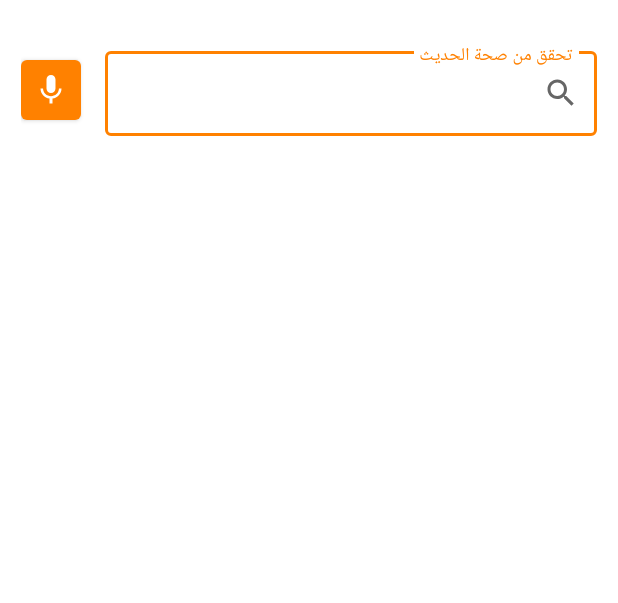
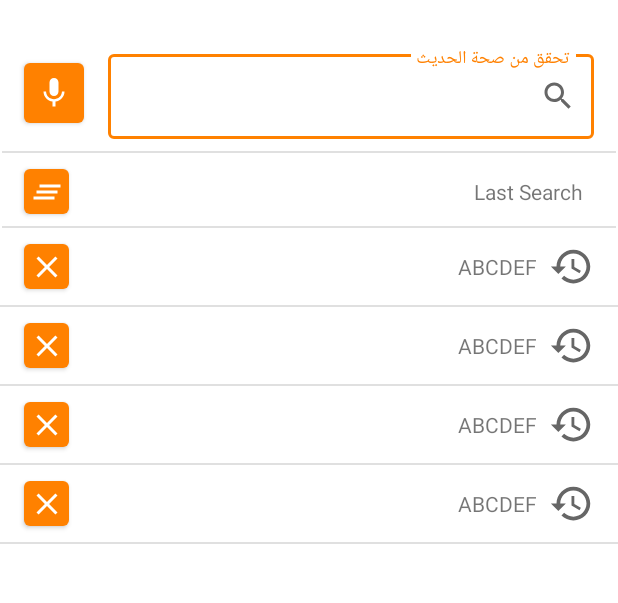
Before and after one commit to ihfazhillah/SimpleDorar, an Android app: the screen it shows after launch (MainActivity), on a phone screen of 412 x 824 dp, the part 62-665 px from its top. Run offline under Robolectric (Android 15) with nearby library versions, the phone set to English and light mode, and no system bars; our stand-ins replace data binding; Roboto replaces fonts that are not available here.

Commit message:
display list history

```diff
--- a/app/build.gradle
+++ b/app/build.gradle
@@ -2,6 +2,7 @@ plugins {
     id 'com.android.application'
     id 'kotlin-android'
     id 'kotlin-kapt'
+    id 'kotlin-android-extensions'
 }
 
 android {
@@ -9,8 +10,8 @@ android {
 
     defaultConfig {
         applicationId "com.ihfazh.simpledorar"
-        minSdkVersion 16
-        targetSdkVersion 30
+        minSdkVersion 28
+        targetSdkVersion 31
         versionCode 120
         versionName "1.1"
 
--- /dev/null
+++ b/app/src/main/java/com/ihfazh/simpledorar/binding.kt
@@ -0,0 +1,20 @@
+package com.ihfazh.simpledorar
+
+import android.view.View
+import androidx.databinding.BindingAdapter
+import com.ihfazh.simpledorar.search.SearchState
+
+@BindingAdapter("visibilityCondition")
+fun setVisibilityByState(view: View, state: SearchState){
+    val visibilityMap = mapOf(
+        SearchState.HasHistory to R.id.search_history
+    )
+
+    val shouldVisibleId =  visibilityMap[state]
+    view.visibility = if (shouldVisibleId == view.id){
+        View.VISIBLE
+    } else {
+        View.INVISIBLE
+    }
+
+}
--- /dev/null
+++ b/app/src/main/java/com/ihfazh/simpledorar/data/LocalSearchRepository.kt
@@ -0,0 +1,16 @@
+package com.ihfazh.simpledorar.data
+
+import com.ihfazh.simpledorar.search.SearchQuery
+
+class LocalSearchRepository : SearchRepositoryInterface {
+    private var queries = listOf(
+        SearchQuery(1, "ABCDEF", 123),
+        SearchQuery(2, "ABCDEF", 124),
+        SearchQuery(3, "ABCDEF", 125),
+        SearchQuery(4, "ABCDEF", 126),
+    )
+
+    override suspend fun getHistoriesWithLimit(start: Int, limit: Int): List<SearchQuery> {
+        return queries
+    }
+}
--- /dev/null
+++ b/app/src/main/java/com/ihfazh/simpledorar/data/SearchRepositoryInterface.kt
@@ -0,0 +1,8 @@
+package com.ihfazh.simpledorar.data
+
+import com.ihfazh.simpledorar.search.SearchQuery
+import kotlinx.coroutines.flow.Flow
+
+interface SearchRepositoryInterface {
+    suspend fun getHistoriesWithLimit(start: Int = 0, limit: Int = 0): List<SearchQuery>
+}
--- a/app/src/main/java/com/ihfazh/simpledorar/search/SearchFragment.kt
+++ b/app/src/main/java/com/ihfazh/simpledorar/search/SearchFragment.kt
@@ -1,60 +1,92 @@
 package com.ihfazh.simpledorar.search
 
 import android.os.Bundle
+import android.text.TextWatcher
+import android.util.Log
 import androidx.fragment.app.Fragment
 import android.view.LayoutInflater
 import android.view.View
 import android.view.ViewGroup
+import androidx.core.widget.doAfterTextChanged
+import androidx.fragment.app.activityViewModels
+import androidx.recyclerview.widget.LinearLayoutManager
 import com.ihfazh.simpledorar.R
+import com.ihfazh.simpledorar.databinding.FragmentSearchBinding
+import kotlinx.android.synthetic.main.view_search_history.view.*
 
-// TODO: Rename parameter arguments, choose names that match
-// the fragment initialization parameters, e.g. ARG_ITEM_NUMBER
-private const val ARG_PARAM1 = "param1"
-private const val ARG_PARAM2 = "param2"
+class SearchFragment : Fragment() {
+    private val viewModel: SearchViewModel by activityViewModels()
+    private lateinit var viewBinding : FragmentSearchBinding
+    private lateinit var searchQueryRVAdapter: SearchQueryRecyclerViewAdapter
 
-/**
- * A simple [Fragment] subclass.
- * Use the [SearchFragment.newInstance] factory method to
- * create an instance of this fragment.
- */
-class SearchFragment : Fragment() {
-    // TODO: Rename and change types of parameters
-    private var param1: String? = null
-    private var param2: String? = null
+    override fun onViewCreated(view: View, savedInstanceState: Bundle?) {
+        super.onViewCreated(view, savedInstanceState)
 
-    override fun onCreate(savedInstanceState: Bundle?) {
-        super.onCreate(savedInstanceState)
-        arguments?.let {
-            param1 = it.getString(ARG_PARAM1)
-            param2 = it.getString(ARG_PARAM2)
+        searchQueryRVAdapter = SearchQueryRecyclerViewAdapter()
+
+        viewBinding.apply {
+            searchTextInput.doAfterTextChanged { textInput ->
+                viewModel.query.value = textInput?.toString()
+            }
+
+            searchHistory.searchHistory.searchHistoryRv.apply {
+                adapter = searchQueryRVAdapter
+                layoutManager = LinearLayoutManager(
+                    requireContext(),
+                    LinearLayoutManager.VERTICAL,
+                    false
+                )
+            }
         }
+
+        viewModel.searchState.observe(viewLifecycleOwner){state ->
+            viewBinding.searchState = state
+            Log.d(TAG, "Current view State = $state")
+            toggleViewByState(state)
+        }
+
+        if (this::searchQueryRVAdapter.isInitialized){
+            viewModel.histories.observe(viewLifecycleOwner){
+                searchQueryRVAdapter.submitList(it)
+            }
+        }
+    }
+
+    private fun toggleViewByState(state: SearchState?) {
+        val views = listOf(
+            viewBinding.searchHistory
+        )
+
+        val viewMaps = mapOf(
+            SearchState.HasHistory to viewBinding.searchHistory
+        )
+
+        state?.let {
+            val view = viewMaps[it]
+            views.forEach { v ->
+                if (v == view){
+                    v.root.visibility = View.VISIBLE
+                } else {
+                    v.root.visibility = View.INVISIBLE
+                }
+
+            }
+        }
+
     }
 
     override fun onCreateView(
         inflater: LayoutInflater, container: ViewGroup?,
         savedInstanceState: Bundle?
-    ): View? {
+    ): View {
         // Inflate the layout for this fragment
-        return inflater.inflate(R.layout.fragment_search, container, false)
+        viewBinding = FragmentSearchBinding.inflate(inflater).apply {
+            vm = viewModel
+        }
+        return viewBinding.root
     }
 
     companion object {
-        /**
-         * Use this factory method to create a new instance of
-         * this fragment using the provided parameters.
-         *
-         * @param param1 Parameter 1.
-         * @param param2 Parameter 2.
-         * @return A new instance of fragment SearchFragment.
-         */
-        // TODO: Rename and change types and number of parameters
-        @JvmStatic
-        fun newInstance(param1: String, param2: String) =
-            SearchFragment().apply {
-                arguments = Bundle().apply {
-                    putString(ARG_PARAM1, param1)
-                    putString(ARG_PARAM2, param2)
-                }
-            }
+        private val TAG = SearchFragment::class.java.simpleName
     }
 }
--- /dev/null
+++ b/app/src/main/java/com/ihfazh/simpledorar/search/SearchQuery.kt
@@ -0,0 +1,7 @@
+package com.ihfazh.simpledorar.search
+
+data class SearchQuery(
+    val id: Long = 0,
+    val query: String,
+    val timestamp: Int,
+)
--- /dev/null
+++ b/app/src/main/java/com/ihfazh/simpledorar/search/SearchQueryRecyclerViewAdapter.kt
@@ -0,0 +1,43 @@
+package com.ihfazh.simpledorar.search
+
+import android.view.LayoutInflater
+import android.view.ViewGroup
+import androidx.recyclerview.widget.RecyclerView
+import com.ihfazh.simpledorar.databinding.ItemSearchHistoryBinding
+
+class SearchQueryRecyclerViewAdapter:
+    RecyclerView.Adapter<SearchQueryRecyclerViewAdapter.ViewHolder>() {
+
+    private var items: List<SearchQuery> = listOf()
+
+    class ViewHolder(private val binding: ItemSearchHistoryBinding): RecyclerView.ViewHolder(binding.root) {
+        fun bind(searchQuery: SearchQuery) {
+            binding.searchQuery = searchQuery
+        }
+
+    }
+
+    fun submitList(items: List<SearchQuery>){
+        this.items = items
+        notifyDataSetChanged()
+    }
+
+    override fun onCreateViewHolder(
+        parent: ViewGroup,
+        viewType: Int
+    ): ViewHolder {
+        val binding = ItemSearchHistoryBinding.inflate(LayoutInflater.from(parent.context))
+        return ViewHolder(binding)
+    }
+
+    override fun onBindViewHolder(
+        holder: ViewHolder,
+        position: Int
+    ) {
+        holder.bind(items[position])
+    }
+
+    override fun getItemCount(): Int {
+        return items.size
+    }
+}
--- /dev/null
+++ b/app/src/main/java/com/ihfazh/simpledorar/search/SearchState.kt
@@ -0,0 +1,8 @@
+package com.ihfazh.simpledorar.search
+
+enum class SearchState {
+    NoHistory,
+    HasHistory,
+    NoSearchResult,
+    SearchResult
+}
--- /dev/null
+++ b/app/src/main/java/com/ihfazh/simpledorar/search/SearchViewModel.kt
@@ -0,0 +1,23 @@
+package com.ihfazh.simpledorar.search
+
+import androidx.lifecycle.MutableLiveData
+import androidx.lifecycle.ViewModel
+import androidx.lifecycle.viewModelScope
+import com.ihfazh.simpledorar.data.LocalSearchRepository
+import kotlinx.coroutines.launch
+
+class SearchViewModel: ViewModel() {
+    private val repo = LocalSearchRepository()
+
+    val searchState: MutableLiveData<SearchState> = MutableLiveData(SearchState.HasHistory)
+
+    val query = MutableLiveData("")
+    val histories: MutableLiveData<List<SearchQuery>> = MutableLiveData(listOf())
+
+    init {
+        viewModelScope.launch {
+            val historyItems = repo.getHistoriesWithLimit()
+            histories.postValue(historyItems)
+        }
+    }
+}
--- /dev/null
+++ b/app/src/main/res/drawable/ic_baseline_clear_all_24.xml
@@ -0,0 +1,10 @@
+<vector xmlns:android="http://schemas.android.com/apk/res/android"
+    android:width="24dp"
+    android:height="24dp"
+    android:viewportWidth="24"
+    android:viewportHeight="24"
+    android:tint="?attr/colorControlNormal">
+  <path
+      android:fillColor="@android:color/white"
+      android:pathData="M5,13h14v-2L5,11v2zM3,17h14v-2L3,15v2zM7,7v2h14L21,7L7,7z"/>
+</vector>
--- a/app/src/main/res/layout/fragment_search.xml
+++ b/app/src/main/res/layout/fragment_search.xml
@@ -1,14 +1,25 @@
 <?xml version="1.0" encoding="utf-8"?>
-<androidx.constraintlayout.widget.ConstraintLayout xmlns:android="http://schemas.android.com/apk/res/android"
+<layout xmlns:android="http://schemas.android.com/apk/res/android"
     xmlns:tools="http://schemas.android.com/tools"
+    xmlns:app="http://schemas.android.com/apk/res-auto">
+
+    <data>
+        <variable
+            name="vm"
+            type="com.ihfazh.simpledorar.search.SearchViewModel" />
+        <variable
+            name="searchState"
+            type="com.ihfazh.simpledorar.search.SearchState" />
+
+    </data>
+
+    <androidx.constraintlayout.widget.ConstraintLayout
         android:layout_width="match_parent"
         android:layout_height="match_parent"
-    xmlns:app="http://schemas.android.com/apk/res-auto"
-    tools:context=".search.SearchFragment"
-    android:padding="14dp"
-    >
+        tools:context=".search.SearchFragment">
 
         <com.google.android.material.textfield.TextInputLayout
+            android:layout_marginStart="16dp"
             android:layout_width="0dp"
             android:layout_height="wrap_content"
             android:id="@+id/searchContainer"
@@ -22,15 +33,15 @@
             android:layout_marginRight="16dp"
             app:startIconDrawable="@drawable/ic_baseline_search_24"
             style="@style/Widget.MaterialComponents.TextInputLayout.OutlinedBox"
-        >
+            android:layout_marginTop="16dp">
+
             <com.google.android.material.textfield.TextInputEditText
                 android:layout_width="match_parent"
                 android:layout_height="wrap_content"
                 android:hint="@string/placeholder"
                 android:id="@+id/searchTextInput"
                 android:textDirection="anyRtl"
-            android:layoutDirection="rtl"
-            />
+                android:layoutDirection="rtl" />
 
         </com.google.android.material.textfield.TextInputLayout>
 
@@ -49,7 +60,30 @@
             app:layout_constraintStart_toStartOf="parent"
             app:layout_constraintTop_toTopOf="@id/searchContainer"
             app:layout_constraintBottom_toBottomOf="@id/searchContainer"
+            android:layout_marginStart="16dp"
+            android:layout_marginLeft="16dp" />
+
+        <View
+            android:id="@+id/divider"
+            android:layout_width="409dp"
+            android:layout_height="1dp"
+            android:background="?android:attr/listDivider"
+            app:layout_constraintStart_toStartOf="parent"
+            app:layout_constraintEnd_toEndOf="parent"
+            app:layout_constraintTop_toBottomOf="@id/searchContainer"
+            android:layout_marginTop="8dp" />
+
+        <include
+            android:id="@+id/search_history"
+            layout="@layout/view_search_history"
+            android:layout_width="wrap_content"
+            android:layout_height="wrap_content"
+            app:layout_constraintEnd_toEndOf="parent"
+            app:layout_constraintStart_toStartOf="parent"
+            app:layout_constraintTop_toBottomOf="@id/divider"
+            android:visibility="gone"
             />
 
 
     </androidx.constraintlayout.widget.ConstraintLayout>
+</layout>
--- /dev/null
+++ b/app/src/main/res/layout/item_search_history.xml
@@ -0,0 +1,73 @@
+<?xml version="1.0" encoding="utf-8"?>
+<layout xmlns:android="http://schemas.android.com/apk/res/android"
+    xmlns:app="http://schemas.android.com/apk/res-auto"
+    app:chainUseRtl="true"
+    xmlns:tools="http://schemas.android.com/tools">
+
+    <data>
+        <variable
+            name="searchQuery"
+            type="com.ihfazh.simpledorar.search.SearchQuery" />
+
+    </data>
+
+    <androidx.constraintlayout.widget.ConstraintLayout
+        android:layout_width="match_parent"
+        android:layout_height="wrap_content">
+
+        <ImageView
+            android:id="@+id/history_icon"
+            android:layout_width="30dp"
+            android:layout_height="30dp"
+            android:src="@drawable/ic_baseline_history_24"
+            android:layout_marginEnd="16dp"
+            app:layout_constraintEnd_toEndOf="parent"
+            app:layout_constraintTop_toTopOf="@id/last_search_title"
+            app:layout_constraintBottom_toBottomOf="@id/last_search_title"
+            app:layout_constraintStart_toEndOf="@id/last_search_title"
+             />
+
+        <TextView
+            android:id="@+id/last_search_title"
+            android:layout_width="0dp"
+            android:layout_height="wrap_content"
+            android:layout_marginTop="8dp"
+            android:padding="8dp"
+            android:text="@{searchQuery.query}"
+            app:layout_constraintBottom_toTopOf="@id/divider1"
+            app:layout_constraintTop_toTopOf="parent"
+            app:layout_constraintStart_toEndOf="@id/btn_clear_all"
+            app:layout_constraintEnd_toStartOf="@id/history_icon"
+            android:textAlignment="textEnd"
+            tools:text="@string/last_search" />
+
+        <com.google.android.material.button.MaterialButton
+            android:layout_width="30dp"
+            android:layout_height="30dp"
+            app:icon="@drawable/ic_baseline_clear_24"
+            app:iconGravity="textStart"
+            android:insetRight="0dp"
+            android:insetBottom="0dp"
+            android:insetTop="0dp"
+            android:insetLeft="0dp"
+            app:iconPadding="0dp"
+            android:id="@+id/btn_clear_all"
+            android:layout_marginStart="16dp"
+            android:layout_marginLeft="16dp"
+            app:layout_constraintTop_toTopOf="@id/last_search_title"
+            app:layout_constraintBottom_toBottomOf="@id/last_search_title"
+            app:layout_constraintEnd_toStartOf="@id/last_search_title"
+            app:layout_constraintStart_toStartOf="parent" />
+
+        <View
+            android:id="@+id/divider1"
+            android:layout_width="match_parent"
+            android:layout_height="1dp"
+            android:background="?android:attr/listDivider"
+            app:layout_constraintTop_toBottomOf="@id/last_search_title"
+            app:layout_constraintEnd_toEndOf="parent"
+            android:layout_marginTop="8dp"
+            app:layout_constraintStart_toStartOf="parent" />
+
+    </androidx.constraintlayout.widget.ConstraintLayout>
+</layout>
--- /dev/null
+++ b/app/src/main/res/layout/view_search_history.xml
@@ -0,0 +1,64 @@
+<?xml version="1.0" encoding="utf-8"?>
+<layout xmlns:android="http://schemas.android.com/apk/res/android"
+    xmlns:app="http://schemas.android.com/apk/res-auto"
+    xmlns:tools="http://schemas.android.com/tools">
+
+    <data>
+    </data>
+
+    <androidx.constraintlayout.widget.ConstraintLayout
+        android:id="@+id/search_history"
+        android:layout_width="match_parent"
+        android:layout_height="wrap_content">
+
+        <TextView
+            android:id="@+id/last_search_title"
+            android:layout_width="0dp"
+            android:layout_height="wrap_content"
+            android:layout_marginTop="8dp"
+            android:padding="8dp"
+            android:text="@string/last_search"
+            app:layout_constraintStart_toEndOf="@id/btn_clear_all"
+            app:layout_constraintEnd_toEndOf="parent"
+            app:layout_constraintTop_toTopOf="parent"
+            android:textAlignment="textEnd"
+            android:layout_marginEnd="16dp"
+            android:layout_gravity="end"
+            android:layout_marginRight="16dp" />
+
+        <com.google.android.material.button.MaterialButton
+            android:layout_width="30dp"
+            android:layout_height="30dp"
+            app:icon="@drawable/ic_baseline_clear_all_24"
+            app:iconGravity="textStart"
+            android:insetRight="0dp"
+            android:insetBottom="0dp"
+            android:insetTop="0dp"
+            android:insetLeft="0dp"
+            app:iconPadding="0dp"
+            android:id="@+id/btn_clear_all"
+            app:layout_constraintTop_toTopOf="@id/last_search_title"
+            app:layout_constraintBottom_toBottomOf="@id/last_search_title"
+            android:layout_marginStart="16dp"
+            android:layout_marginLeft="16dp"
+            app:layout_constraintStart_toStartOf="parent" />
+
+        <View
+            android:id="@+id/divider1"
+            android:layout_width="409dp"
+            android:layout_height="1dp"
+            android:background="?android:attr/listDivider"
+            app:layout_constraintStart_toStartOf="parent"
+            app:layout_constraintEnd_toEndOf="parent"
+            app:layout_constraintTop_toBottomOf="@id/btn_clear_all"
+            android:layout_marginTop="8dp" />
+
+        <androidx.recyclerview.widget.RecyclerView
+            android:id="@+id/searchHistoryRv"
+            android:layout_width="match_parent"
+            android:layout_height="wrap_content"
+            app:layout_constraintTop_toBottomOf="@id/divider1"
+            tools:listitem="@layout/item_search_history" />
+
+    </androidx.constraintlayout.widget.ConstraintLayout>
+</layout>
--- a/app/src/main/res/values/strings.xml
+++ b/app/src/main/res/values/strings.xml
@@ -20,4 +20,5 @@
     <string name="search">Search</string>
     <string name="history">History</string>
     <string name="setting">Setting</string>
+    <string name="last_search">Last Search</string>
 </resources>
```
Lines whose indentation alone changed are shown as unchanged.
